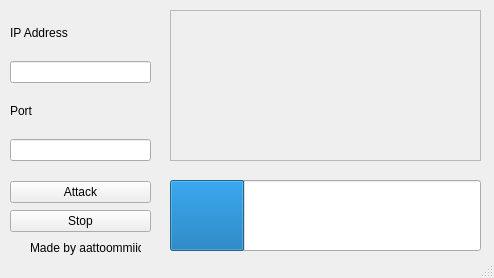
ATOMIC09/DerDoS, file main.ui: the form before one commit.
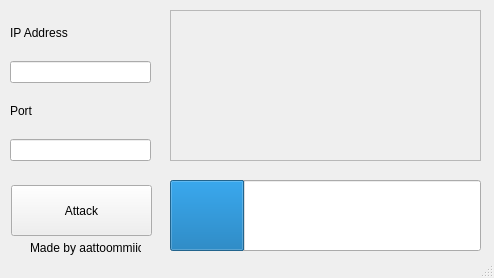
The form after the commit. Icons and pictures are not drawn.

The edit to the form file:
```diff
--- a/main.ui
+++ b/main.ui
@@ -46,6 +46,19 @@
      </rect>
     </property>
    </widget>
+   <widget class="QPushButton" name="attack">
+    <property name="geometry">
+     <rect>
+      <x>11</x>
+      <y>185</y>
+      <width>141</width>
+      <height>51</height>
+     </rect>
+    </property>
+    <property name="text">
+     <string>Attack</string>
+    </property>
+   </widget>
    <widget class="QLabel" name="label">
     <property name="geometry">
      <rect>
@@ -78,32 +91,6 @@
      <bool>false</bool>
     </property>
    </widget>
-   <widget class="QWidget" name="">
-    <property name="geometry">
-     <rect>
-      <x>10</x>
-      <y>180</y>
-      <width>141</width>
-      <height>54</height>
-     </rect>
-    </property>
-    <layout class="QVBoxLayout" name="verticalLayout_2">
-     <item>
-      <widget class="QPushButton" name="attack">
-       <property name="text">
-        <string>Attack</string>
-       </property>
-      </widget>
-     </item>
-     <item>
-      <widget class="QPushButton" name="stop">
-       <property name="text">
-        <string>Stop</string>
-       </property>
-      </widget>
-     </item>
-    </layout>
-   </widget>
    <widget class="QWidget" name="">
     <property name="geometry">
      <rect>
```
